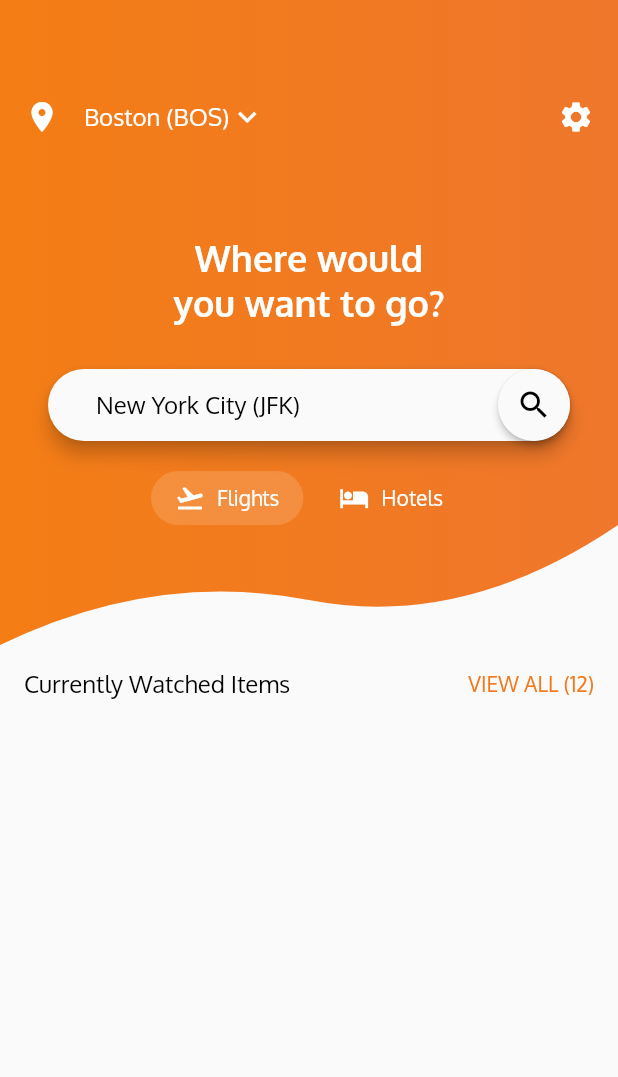
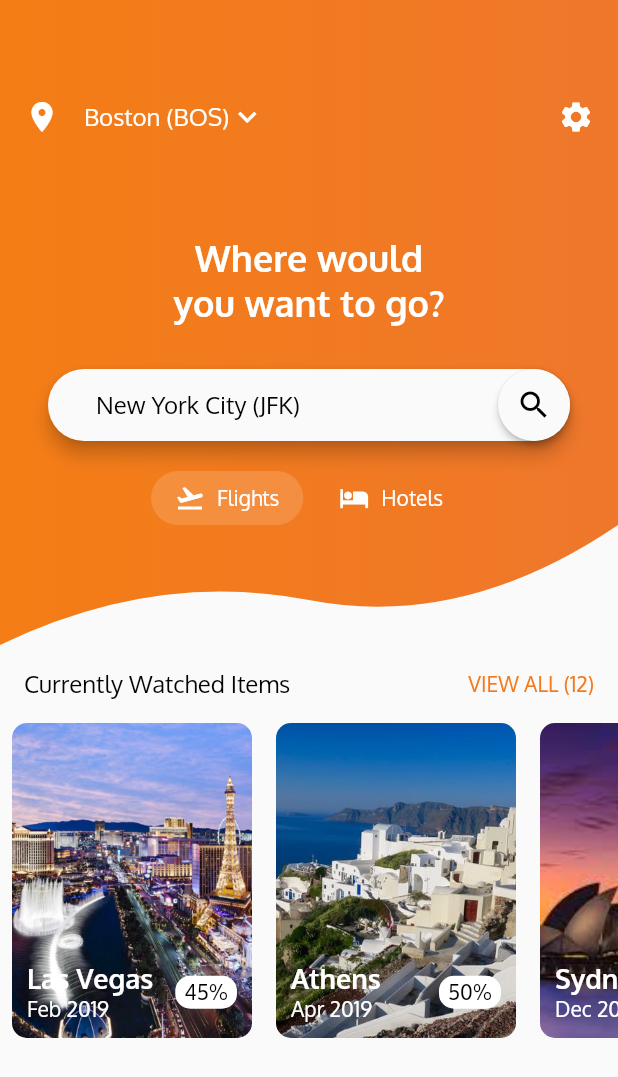
Before and after one commit to Apfol/flightapp, a Flutter app: the screen it shows after launch, on a phone screen of 412 x 824 dp. Shown: the top 1077 px of the screen. Run offline on Flutter 3.47's test engine with Material 2 defaults, Android fonts, the phone set to English and light mode, and no system bars.

Commit message:
Added City cards

```diff
--- a/lib/main.dart
+++ b/lib/main.dart
@@ -24,7 +24,7 @@ class HomeScreen extends StatelessWidget {
       body: Column(
         children: <Widget>[
           HomeScreenTopPart(),
-          homeScreenButtonPart,
+          homeScreenBottomPart,
         ],
       ),
     );
@@ -114,7 +114,10 @@ class _HomeScreenTopPartState extends State<HomeScreenTopPart> {
                 ),
                 Text(
                   "Where would\nyou want to go?",
-                  style: TextStyle(color: Colors.white, fontSize: 24.0, fontWeight: FontWeight.bold),
+                  style: TextStyle(
+                      color: Colors.white,
+                      fontSize: 24.0,
+                      fontWeight: FontWeight.bold),
                   textAlign: TextAlign.center,
                 ),
                 SizedBox(
@@ -230,7 +233,7 @@ class _ChoiceChipState extends State<ChoiceChip> {
 
 var viewAllStyle = TextStyle(fontSize: 14.0, color: appTheme.primaryColor);
 
-var homeScreenButtonPart = Column(
+var homeScreenBottomPart = Column(
   children: <Widget>[
     Padding(
       padding: const EdgeInsets.symmetric(horizontal: 16.0, vertical: 16.0),
@@ -246,38 +249,86 @@ var homeScreenButtonPart = Column(
     ),
     Container(
       height: 210.0,
-      child: ListView(
-        scrollDirection: Axis.horizontal,
-        children: <Widget>[
-          Container(height: 210, width: 100.0,),
-          Container(height: 210, width: 100.0,),
-          Container(height: 210, width: 100.0,),
-          Container(height: 210, width: 100.0,),
-        ],
-      ),
+      child: ListView(scrollDirection: Axis.horizontal, children: cityCards),
     ),
   ],
 );
 
 List<CityCard> cityCards = [
-  //CityCard()
+  CityCard("assets/images/lasvegas.jpg", "Las Vegas", "Feb 2019", "45", "4299",
+      "2250"),
+  CityCard(
+      "assets/images/athens.jpg", "Athens", "Apr 2019", "50", "9999", "4159"),
+  CityCard(
+      "assets/images/sydney.jpeg", "Sydney", "Dec 2018", "40", "5999", "2399"),
 ];
 
 class CityCard extends StatelessWidget {
-
   String imagePath, cityName, discount, oldPrice, newPrice, date;
 
-  CityCard(this.imagePath, this.cityName, this.discount, this.oldPrice,
-      this.newPrice, this.date);
+  CityCard(this.imagePath, this.cityName, this.date, this.discount,
+      this.oldPrice, this.newPrice);
 
   @override
   Widget build(BuildContext context) {
-    return Stack(
-      children: <Widget>[
-        Container(
-          child: Image.asset(""),
-        )
-      ],
+    return Padding(
+      padding: const EdgeInsets.symmetric(horizontal: 8.0),
+      child: ClipRRect(
+        borderRadius: BorderRadius.circular(10.0),
+        child: Stack(
+          children: <Widget>[
+            Container(
+              height: 210.0,
+              width: 160.0,
+              child: Image.asset(
+                imagePath,
+                fit: BoxFit.cover,
+              ),
+            ),
+            Positioned(
+              left: 10.0,
+              bottom: 10.0,
+              right: 10.0,
+              child: Row(
+                mainAxisAlignment: MainAxisAlignment.spaceBetween,
+                mainAxisSize: MainAxisSize.max,
+                children: <Widget>[
+                  Column(
+                    crossAxisAlignment: CrossAxisAlignment.start,
+                    children: <Widget>[
+                      Text(
+                        cityName,
+                        style: TextStyle(
+                            fontWeight: FontWeight.bold,
+                            color: Colors.white,
+                            fontSize: 18.0),
+                      ),
+                      Text(
+                        date,
+                        style: TextStyle(
+                            fontWeight: FontWeight.normal,
+                            color: Colors.white,
+                            fontSize: 14.0),
+                      ),
+                    ],
+                  ),
+                  Container(
+                    padding: EdgeInsets.symmetric(horizontal: 6.0, vertical: 2.0),
+                      decoration: BoxDecoration(
+                        shape: BoxShape.rectangle,
+                        borderRadius: BorderRadius.circular(10.0),
+                        color: Colors.white,
+                      ),
+                      child: Text(
+                        "$discount%",
+                        style: TextStyle(fontSize: 14.0, color: Colors.black),
+                      )),
+                ],
+              ),
+            )
+          ],
+        ),
+      ),
     );
   }
 }
```
